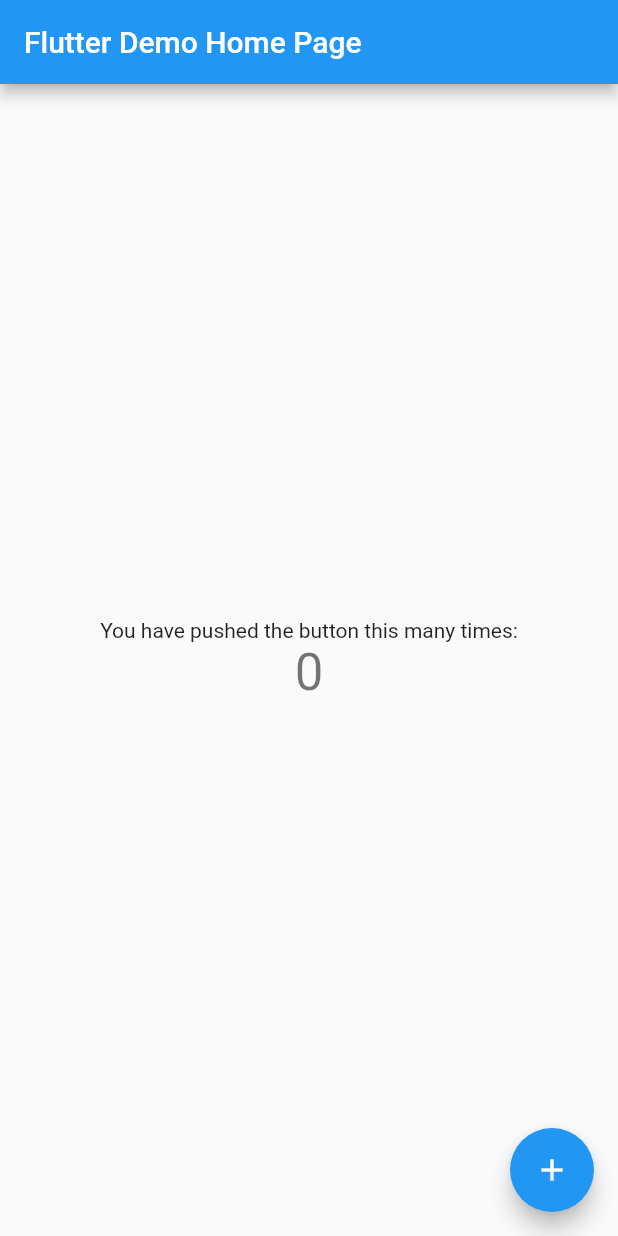
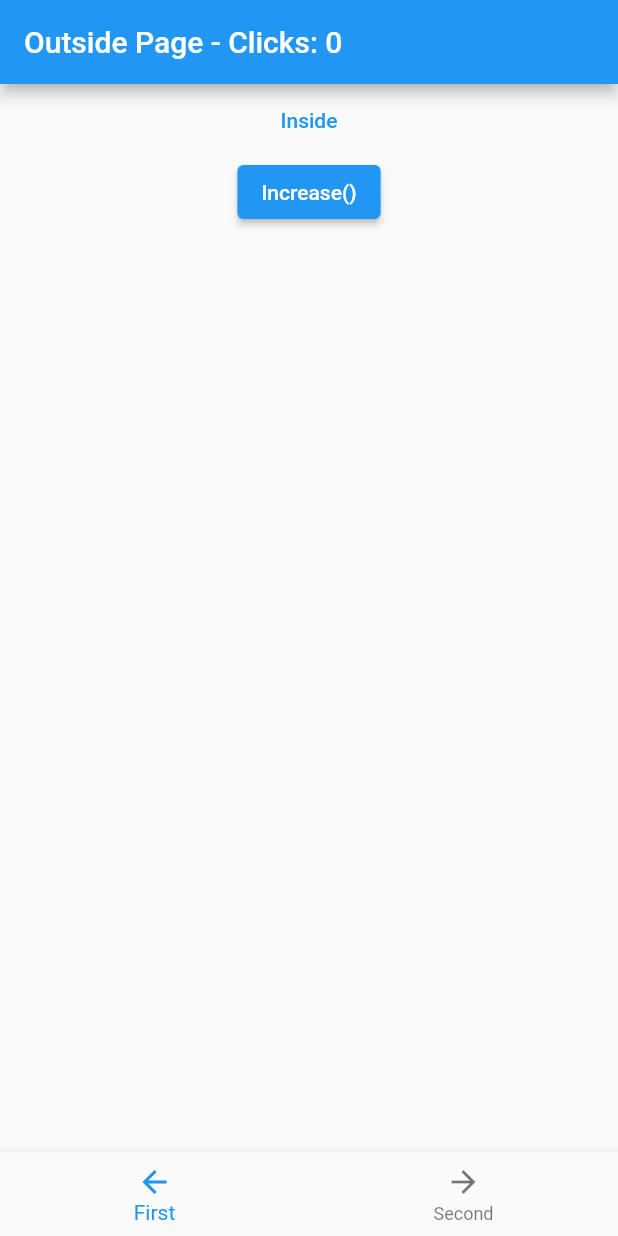
Before and after one commit to sangbumwoo/idea_funding_flutter, a Flutter app: the screen it shows after launch, on a phone screen of 412 x 824 dp. Run offline on Flutter 3.47's test engine with Material 2 defaults, Android fonts, the phone set to English and light mode, and no system bars; our stand-ins replace get.

Commit message:
add nested router

```diff
--- a/lib/main.dart
+++ b/lib/main.dart
@@ -1,115 +1,123 @@
 import 'package:flutter/material.dart';
+import 'package:get/get.dart';
+
+import 'controller.dart';
 
 void main() {
-  runApp(const MyApp());
+  runApp(App());
 }
 
-class MyApp extends StatelessWidget {
-  const MyApp({super.key});
+// class App extends StatelessWidget {
+//   @override
+//   Widget build(BuildContext context) {
+//     return MaterialApp(
+//       title: 'Getx example',
+//       home: HomePage(),
+//     );
+//   }
+// }
 
-  // This widget is the root of your application.
+class App extends StatelessWidget {
+  const App({Key? key}) : super(key: key);
+
   @override
   Widget build(BuildContext context) {
-    return MaterialApp(
-      title: 'Flutter Demo',
-      theme: ThemeData(
-        // This is the theme of your application.
-        //
-        // Try running your application with "flutter run". You'll see the
-        // application has a blue toolbar. Then, without quitting the app, try
-        // changing the primarySwatch below to Colors.green and then invoke
-        // "hot reload" (press "r" in the console where you ran "flutter run",
-        // or simply save your changes to "hot reload" in a Flutter IDE).
-        // Notice that the counter didn't reset back to zero; the application
-        // is not restarted.
-        primarySwatch: Colors.blue,
-      ),
-      home: const MyHomePage(title: 'Flutter Demo Home Page'),
+    return GetMaterialApp(
+      debugShowCheckedModeBanner: false,
+      initialRoute: '/',
+      getPages: [
+        GetPage(
+            name: '/',
+            page: () => const TemplatePage()), // InsidePage에 대한 루트 삭제.
+      ],
     );
   }
 }
 
-class MyHomePage extends StatefulWidget {
-  const MyHomePage({super.key, required this.title});
-
-  // This widget is the home page of your application. It is stateful, meaning
-  // that it has a State object (defined below) that contains fields that affect
-  // how it looks.
-
-  // This class is the configuration for the state. It holds the values (in this
-  // case the title) provided by the parent (in this case the App widget) and
-  // used by the build method of the State. Fields in a Widget subclass are
-  // always marked "final".
-
-  final String title;
-
-  @override
-  State<MyHomePage> createState() => _MyHomePageState();
-}
-
-class _MyHomePageState extends State<MyHomePage> {
-  int _counter = 0;
-
-  void _incrementCounter() {
-    setState(() {
-      // This call to setState tells the Flutter framework that something has
-      // changed in this State, which causes it to rerun the build method below
-      // so that the display can reflect the updated values. If we changed
-      // _counter without calling setState(), then the build method would not be
-      // called again, and so nothing would appear to happen.
-      _counter++;
-    });
-  }
+class TemplatePage extends StatelessWidget {
+  const TemplatePage({Key? key}) : super(key: key);
 
   @override
   Widget build(BuildContext context) {
-    // This method is rerun every time setState is called, for instance as done
-    // by the _incrementCounter method above.
-    //
-    // The Flutter framework has been optimized to make rerunning build methods
-    // fast, so that you can just rebuild anything that needs updating rather
-    // than having to individually change instances of widgets.
     return Scaffold(
-      appBar: AppBar(
-        // Here we take the value from the MyHomePage object that was created by
-        // the App.build method, and use it to set our appbar title.
-        title: Text(widget.title),
+      body: Navigator(
+        // 네비게이터 추가.
+        key: Get.nestedKey(1), // id 설정.
+        initialRoute: '/outside', // OutsidePage를 initialRoute로 설정.
+        onGenerateRoute: (settings) {
+          if (settings.name == '/outside') {
+            return GetPageRoute(
+              page: () => const OutsidePage(),
+            );
+          } else if (settings.name == '/inside') {
+            // `InsidePage`에 대한 루트 설정.
+            return GetPageRoute(
+              page: () => const InsidePage(),
+            );
+          }
+          return null;
+        },
       ),
-      body: Center(
-        // Center is a layout widget. It takes a single child and positions it
-        // in the middle of the parent.
-        child: Column(
-          // Column is also a layout widget. It takes a list of children and
-          // arranges them vertically. By default, it sizes itself to fit its
-          // children horizontally, and tries to be as tall as its parent.
-          //
-          // Invoke "debug painting" (press "p" in the console, choose the
-          // "Toggle Debug Paint" action from the Flutter Inspector in Android
-          // Studio, or the "Toggle Debug Paint" command in Visual Studio Code)
-          // to see the wireframe for each widget.
-          //
-          // Column has various properties to control how it sizes itself and
-          // how it positions its children. Here we use mainAxisAlignment to
-          // center the children vertically; the main axis here is the vertical
-          // axis because Columns are vertical (the cross axis would be
-          // horizontal).
-          mainAxisAlignment: MainAxisAlignment.center,
-          children: <Widget>[
-            const Text(
-              'You have pushed the button this many times:',
-            ),
-            Text(
-              '$_counter',
-              style: Theme.of(context).textTheme.headlineMedium,
-            ),
-          ],
-        ),
+      bottomNavigationBar: BottomNavigationBar(
+        items: const <BottomNavigationBarItem>[
+          BottomNavigationBarItem(
+            icon: Icon(Icons.arrow_back),
+            label: 'First',
+          ),
+          BottomNavigationBarItem(
+            icon: Icon(Icons.arrow_forward),
+            label: 'Second',
+          ),
+        ],
       ),
-      floatingActionButton: FloatingActionButton(
-        onPressed: _incrementCounter,
-        tooltip: 'Increment',
-        child: const Icon(Icons.add),
-      ), // This trailing comma makes auto-formatting nicer for build methods.
     );
   }
 }
+
+class InsidePage extends StatelessWidget {
+  const InsidePage({Key? key}) : super(key: key);
+
+  @override
+  Widget build(BuildContext context) {
+    return Scaffold(
+      appBar: AppBar(
+        title: const Text('Inside Page'),
+      ),
+    );
+  }
+}
+
+class OutsideController extends GetxController {
+  var number = 0.obs;
+  static OutsideController get to => Get.find(); // add this line
+  increase() {
+    return number++;
+  }
+}
+
+class OutsidePage extends StatelessWidget {
+  const OutsidePage({Key? key}) : super(key: key);
+
+  @override
+  Widget build(BuildContext context) {
+    final OutsideController c = Get.put(OutsideController());
+    return Scaffold(
+      appBar: AppBar(
+        // title: const Text('Outside Page'),
+        title: Obx(() => Text("Outside Page - Clicks: ${c.number.value}")),
+      ),
+      body: Center(
+          child: Column(
+        children: [
+          TextButton(
+            onPressed: () => Get.toNamed('/inside', id: 1), // id 추가.
+            child: const Text('Inside'),
+          ),
+          // const Obx(() => Text(c.number.value)),
+          ElevatedButton(
+              onPressed: () => c.increase(), child: const Text("Increase()"))
+        ],
+      )),
+    );
+  }
+}
--- /dev/null
+++ b/lib/src/app.dart
@@ -0,0 +1,52 @@
+import 'package:flutter/material.dart';
+
+class App extends StatefulWidget {
+  const App({super.key});
+
+  @override
+  State<App> createState() => _AppState();
+}
+
+class _AppState extends State<App> {
+  int _selectedIndex = 0;
+  int _mainTabIndex = 1;
+  // void _onItemTapped(int index) {
+  //   setState(() {
+  //     _selectedIndex = index;
+  //   });
+  // }
+
+  @override
+  Widget build(BuildContext context) {
+    // int currentIndex = 0;
+    return Scaffold(
+      appBar: AppBar(
+        title: const Text('app bar title'),
+        elevation: 0,
+      ),
+      body: IndexedStack(
+        index: _selectedIndex,
+        children: [
+          Container(
+            color: Colors.amber,
+          ),
+          Container(
+            color: Colors.red,
+          ),
+        ],
+      ),
+      bottomNavigationBar: BottomNavigationBar(
+        currentIndex: _selectedIndex,
+        onTap: (index) {
+          setState(() {
+            _selectedIndex = index;
+          });
+        },
+        items: const [
+          BottomNavigationBarItem(icon: Icon(Icons.tab), label: 'Home'),
+          BottomNavigationBarItem(icon: Icon(Icons.tab), label: 'Setting'),
+        ],
+      ),
+    );
+  }
+}
--- a/pubspec.yaml
+++ b/pubspec.yaml
@@ -35,6 +35,7 @@ dependencies:
   # The following adds the Cupertino Icons font to your application.
   # Use with the CupertinoIcons class for iOS style icons.
   cupertino_icons: ^1.0.2
+  get: ^4.6.5
 
 dev_dependencies:
   flutter_test:
```
Also changed, not shown: lib/controller.dart (added, +41 -0 lines), pubspec.lock.
